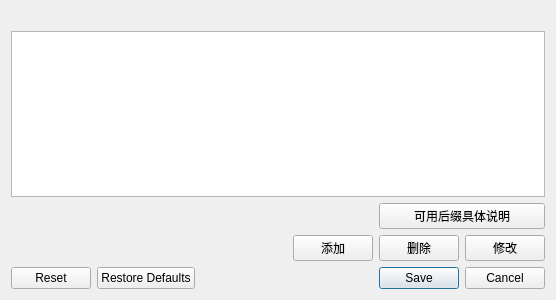
Qt form VoiceBankUtils/folderssettingdialog.ui (shine5402/VoicebankManager) before a commit.
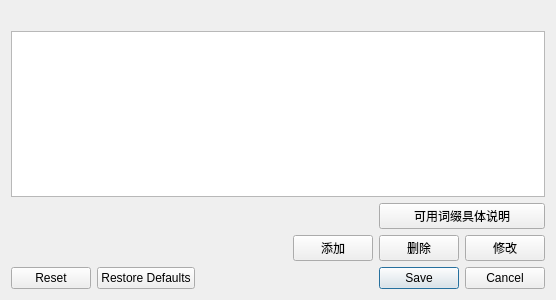
The same form after that commit.

Commit message: 文件夹列表编辑窗口的词缀相关做了修改

What changed in the file:
```diff
--- a/VoiceBankUtils/folderssettingdialog.ui
+++ b/VoiceBankUtils/folderssettingdialog.ui
@@ -50,7 +50,7 @@
    <item row="2" column="2" colspan="2">
     <widget class="QPushButton" name="allowedPrefixDescriptionButton">
      <property name="text">
-      <string>可用后缀具体说明</string>
+      <string>可用词缀具体说明</string>
      </property>
     </widget>
    </item>
```
The commit also changes 24 other files.
